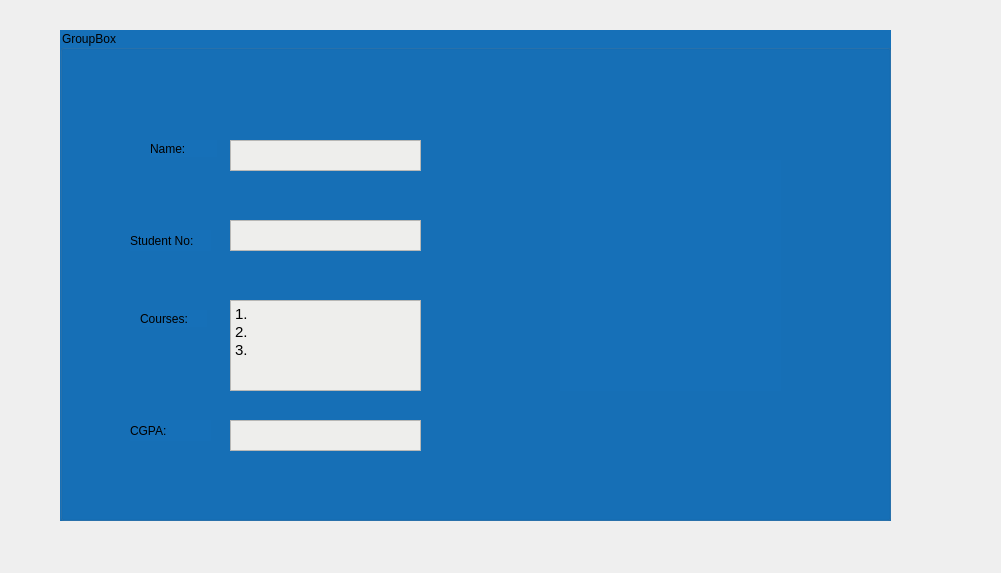
ahmadqasembader/DBMS-project, file student.ui: the form before one commit.
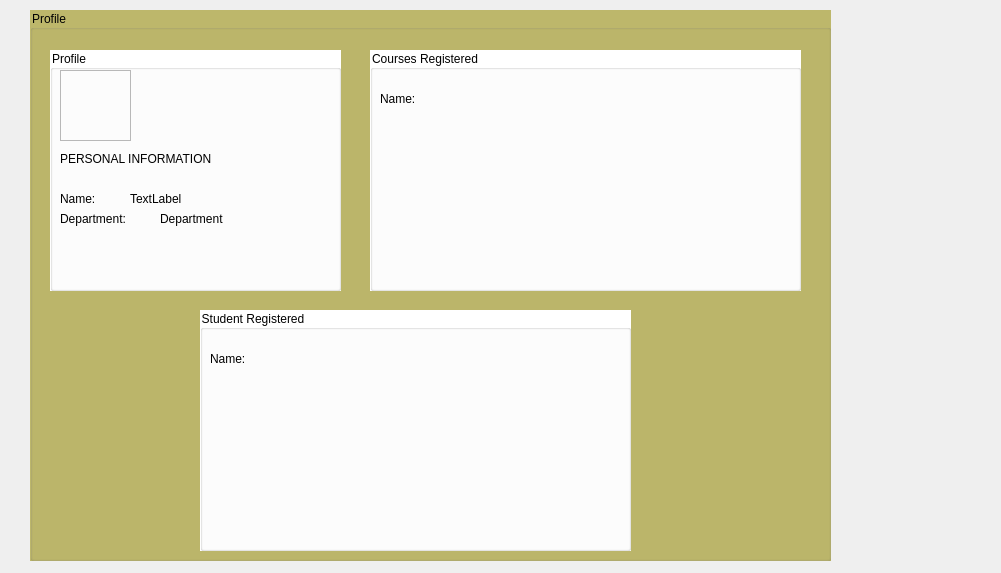
The form after the commit. Icons and pictures are not drawn.

The edit to the form file:
```diff
--- a/student.ui
+++ b/student.ui
@@ -13,150 +13,817 @@
   <property name="windowTitle">
    <string>Dialog</string>
   </property>
-  <widget class="QGroupBox" name="groupBox">
+  <widget class="QGroupBox" name="studentprofile">
    <property name="geometry">
     <rect>
-     <x>60</x>
-     <y>30</y>
-     <width>831</width>
-     <height>491</height>
+     <x>30</x>
+     <y>10</y>
+     <width>801</width>
+     <height>551</height>
     </rect>
    </property>
    <property name="styleSheet">
-    <string notr="true">background-color: rgb(22, 112, 184);</string>
+    <string notr="true">#studentprofile{
+	background-color: rgb(189,183,107)
+}
+</string>
    </property>
    <property name="title">
-    <string>GroupBox</string>
+    <string>Profile</string>
    </property>
-   <widget class="QLabel" name="label_4">
+   <widget class="QGroupBox" name="instructorprofile">
     <property name="geometry">
      <rect>
-      <x>70</x>
-      <y>390</y>
-      <width>81</width>
-      <height>21</height>
+      <x>20</x>
+      <y>40</y>
+      <width>291</width>
+      <height>241</height>
      </rect>
     </property>
-    <property name="text">
-     <string>CGPA:</string>
+    <property name="palette">
+     <palette>
+      <active>
+       <colorrole role="WindowText">
+        <brush brushstyle="SolidPattern">
+         <color alpha="255">
+          <red>0</red>
+          <green>0</green>
+          <blue>0</blue>
+         </color>
+        </brush>
+       </colorrole>
+      </active>
+      <inactive>
+       <colorrole role="WindowText">
+        <brush brushstyle="SolidPattern">
+         <color alpha="255">
+          <red>0</red>
+          <green>0</green>
+          <blue>0</blue>
+         </color>
+        </brush>
+       </colorrole>
+      </inactive>
+      <disabled>
+       <colorrole role="WindowText">
+        <brush brushstyle="SolidPattern">
+         <color alpha="255">
+          <red>190</red>
+          <green>190</green>
+          <blue>190</blue>
+         </color>
+        </brush>
+       </colorrole>
+      </disabled>
+     </palette>
     </property>
-   </widget>
-   <widget class="QTextEdit" name="textEdit_3">
-    <property name="geometry">
-     <rect>
-      <x>170</x>
-      <y>270</y>
-      <width>191</width>
-      <height>91</height>
-     </rect>
-    </property>
     <property name="styleSheet">
-     <string notr="true">background-color: rgb(238, 238, 236);</string>
+     <string notr="true">#instructorprofile{
+	background-color: white
+}</string>
     </property>
-    <property name="html">
-     <string>&lt;!DOCTYPE HTML PUBLIC &quot;-//W3C//DTD HTML 4.0//EN&quot; &quot;http://www.w3.org/TR/REC-html40/strict.dtd&quot;&gt;
-&lt;html&gt;&lt;head&gt;&lt;meta name=&quot;qrichtext&quot; content=&quot;1&quot; /&gt;&lt;meta charset=&quot;utf-8&quot; /&gt;&lt;style type=&quot;text/css&quot;&gt;
-p, li { white-space: pre-wrap; }
-&lt;/style&gt;&lt;/head&gt;&lt;body style=&quot; font-family:'Ubuntu'; font-size:11pt; font-weight:400; font-style:normal;&quot;&gt;
-&lt;p style=&quot; margin-top:0px; margin-bottom:0px; margin-left:0px; margin-right:0px; -qt-block-indent:0; text-indent:0px;&quot;&gt;1.&lt;/p&gt;
-&lt;p style=&quot; margin-top:0px; margin-bottom:0px; margin-left:0px; margin-right:0px; -qt-block-indent:0; text-indent:0px;&quot;&gt;2.&lt;/p&gt;
-&lt;p style=&quot; margin-top:0px; margin-bottom:0px; margin-left:0px; margin-right:0px; -qt-block-indent:0; text-indent:0px;&quot;&gt;3.&lt;/p&gt;
-&lt;p style=&quot;-qt-paragraph-type:empty; margin-top:0px; margin-bottom:0px; margin-left:0px; margin-right:0px; -qt-block-indent:0; text-indent:0px;&quot;&gt;&lt;br /&gt;&lt;/p&gt;&lt;/body&gt;&lt;/html&gt;</string>
+    <property name="title">
+     <string>Profile</string>
     </property>
+    <widget class="QFrame" name="frame">
+     <property name="geometry">
+      <rect>
+       <x>10</x>
+       <y>20</y>
+       <width>71</width>
+       <height>71</height>
+      </rect>
+     </property>
+     <property name="styleSheet">
+      <string notr="true">border-image: url(:/images/images/pp.png);</string>
+     </property>
+     <property name="frameShape">
+      <enum>QFrame::StyledPanel</enum>
+     </property>
+     <property name="frameShadow">
+      <enum>QFrame::Raised</enum>
+     </property>
+    </widget>
+    <widget class="QLabel" name="label">
+     <property name="geometry">
+      <rect>
+       <x>10</x>
+       <y>140</y>
+       <width>51</width>
+       <height>17</height>
+      </rect>
+     </property>
+     <property name="palette">
+      <palette>
+       <active>
+        <colorrole role="WindowText">
+         <brush brushstyle="SolidPattern">
+          <color alpha="255">
+           <red>0</red>
+           <green>0</green>
+           <blue>0</blue>
+          </color>
+         </brush>
+        </colorrole>
+       </active>
+       <inactive>
+        <colorrole role="WindowText">
+         <brush brushstyle="SolidPattern">
+          <color alpha="255">
+           <red>0</red>
+           <green>0</green>
+           <blue>0</blue>
+          </color>
+         </brush>
+        </colorrole>
+       </inactive>
+       <disabled>
+        <colorrole role="WindowText">
+         <brush brushstyle="SolidPattern">
+          <color alpha="96">
+           <red>164</red>
+           <green>166</green>
+           <blue>168</blue>
+          </color>
+         </brush>
+        </colorrole>
+       </disabled>
+      </palette>
+     </property>
+     <property name="text">
+      <string>Name: </string>
+     </property>
+    </widget>
+    <widget class="QLabel" name="label_2">
+     <property name="geometry">
+      <rect>
+       <x>10</x>
+       <y>160</y>
+       <width>91</width>
+       <height>17</height>
+      </rect>
+     </property>
+     <property name="palette">
+      <palette>
+       <active>
+        <colorrole role="WindowText">
+         <brush brushstyle="SolidPattern">
+          <color alpha="255">
+           <red>0</red>
+           <green>0</green>
+           <blue>0</blue>
+          </color>
+         </brush>
+        </colorrole>
+        <colorrole role="Text">
+         <brush brushstyle="SolidPattern">
+          <color alpha="255">
+           <red>0</red>
+           <green>0</green>
+           <blue>0</blue>
+          </color>
+         </brush>
+        </colorrole>
+        <colorrole role="ButtonText">
+         <brush brushstyle="SolidPattern">
+          <color alpha="255">
+           <red>0</red>
+           <green>0</green>
+           <blue>0</blue>
+          </color>
+         </brush>
+        </colorrole>
+        <colorrole role="PlaceholderText">
+         <brush brushstyle="SolidPattern">
+          <color alpha="255">
+           <red>0</red>
+           <green>0</green>
+           <blue>0</blue>
+          </color>
+         </brush>
+        </colorrole>
+       </active>
+       <inactive>
+        <colorrole role="WindowText">
+         <brush brushstyle="SolidPattern">
+          <color alpha="255">
+           <red>0</red>
+           <green>0</green>
+           <blue>0</blue>
+          </color>
+         </brush>
+        </colorrole>
+        <colorrole role="Text">
+         <brush brushstyle="SolidPattern">
+          <color alpha="255">
+           <red>0</red>
+           <green>0</green>
+           <blue>0</blue>
+          </color>
+         </brush>
+        </colorrole>
+        <colorrole role="ButtonText">
+         <brush brushstyle="SolidPattern">
+          <color alpha="255">
+           <red>0</red>
+           <green>0</green>
+           <blue>0</blue>
+          </color>
+         </brush>
+        </colorrole>
+        <colorrole role="PlaceholderText">
+         <brush brushstyle="SolidPattern">
+          <color alpha="255">
+           <red>0</red>
+           <green>0</green>
+           <blue>0</blue>
+          </color>
+         </brush>
+        </colorrole>
+       </inactive>
+       <disabled>
+        <colorrole role="WindowText">
+         <brush brushstyle="SolidPattern">
+          <color alpha="255">
+           <red>0</red>
+           <green>0</green>
+           <blue>0</blue>
+          </color>
+         </brush>
+        </colorrole>
+        <colorrole role="Text">
+         <brush brushstyle="SolidPattern">
+          <color alpha="255">
+           <red>0</red>
+           <green>0</green>
+           <blue>0</blue>
+          </color>
+         </brush>
+        </colorrole>
+        <colorrole role="ButtonText">
+         <brush brushstyle="SolidPattern">
+          <color alpha="255">
+           <red>0</red>
+           <green>0</green>
+           <blue>0</blue>
+          </color>
+         </brush>
+        </colorrole>
+        <colorrole role="PlaceholderText">
+         <brush brushstyle="SolidPattern">
+          <color alpha="255">
+           <red>0</red>
+           <green>0</green>
+           <blue>0</blue>
+          </color>
+         </brush>
+        </colorrole>
+       </disabled>
+      </palette>
+     </property>
+     <property name="styleSheet">
+      <string notr="true">#label_2{
+	color: black
+}</string>
+     </property>
+     <property name="text">
+      <string>Department: </string>
+     </property>
+    </widget>
+    <widget class="QLabel" name="dept_name">
+     <property name="geometry">
+      <rect>
+       <x>110</x>
+       <y>160</y>
+       <width>131</width>
+       <height>17</height>
+      </rect>
+     </property>
+     <property name="text">
+      <string>Department</string>
+     </property>
+    </widget>
+    <widget class="QLabel" name="label_5">
+     <property name="geometry">
+      <rect>
+       <x>10</x>
+       <y>100</y>
+       <width>191</width>
+       <height>17</height>
+      </rect>
+     </property>
+     <property name="palette">
+      <palette>
+       <active>
+        <colorrole role="WindowText">
+         <brush brushstyle="SolidPattern">
+          <color alpha="255">
+           <red>0</red>
+           <green>0</green>
+           <blue>0</blue>
+          </color>
+         </brush>
+        </colorrole>
+        <colorrole role="Text">
+         <brush brushstyle="SolidPattern">
+          <color alpha="255">
+           <red>0</red>
+           <green>0</green>
+           <blue>0</blue>
+          </color>
+         </brush>
+        </colorrole>
+        <colorrole role="ButtonText">
+         <brush brushstyle="SolidPattern">
+          <color alpha="255">
+           <red>0</red>
+           <green>0</green>
+           <blue>0</blue>
+          </color>
+         </brush>
+        </colorrole>
+        <colorrole role="PlaceholderText">
+         <brush brushstyle="NoBrush">
+          <color alpha="128">
+           <red>0</red>
+           <green>0</green>
+           <blue>0</blue>
+          </color>
+         </brush>
+        </colorrole>
+       </active>
+       <inactive>
+        <colorrole role="WindowText">
+         <brush brushstyle="SolidPattern">
+          <color alpha="255">
+           <red>0</red>
+           <green>0</green>
+           <blue>0</blue>
+          </color>
+         </brush>
+        </colorrole>
+        <colorrole role="Text">
+         <brush brushstyle="SolidPattern">
+          <color alpha="255">
+           <red>0</red>
+           <green>0</green>
+           <blue>0</blue>
+          </color>
+         </brush>
+        </colorrole>
+        <colorrole role="ButtonText">
+         <brush brushstyle="SolidPattern">
+          <color alpha="255">
+           <red>0</red>
+           <green>0</green>
+           <blue>0</blue>
+          </color>
+         </brush>
+        </colorrole>
+        <colorrole role="PlaceholderText">
+         <brush brushstyle="NoBrush">
+          <color alpha="128">
+           <red>0</red>
+           <green>0</green>
+           <blue>0</blue>
+          </color>
+         </brush>
+        </colorrole>
+       </inactive>
+       <disabled>
+        <colorrole role="WindowText">
+         <brush brushstyle="SolidPattern">
+          <color alpha="255">
+           <red>0</red>
+           <green>0</green>
+           <blue>0</blue>
+          </color>
+         </brush>
+        </colorrole>
+        <colorrole role="Text">
+         <brush brushstyle="SolidPattern">
+          <color alpha="255">
+           <red>0</red>
+           <green>0</green>
+           <blue>0</blue>
+          </color>
+         </brush>
+        </colorrole>
+        <colorrole role="ButtonText">
+         <brush brushstyle="SolidPattern">
+          <color alpha="255">
+           <red>0</red>
+           <green>0</green>
+           <blue>0</blue>
+          </color>
+         </brush>
+        </colorrole>
+        <colorrole role="PlaceholderText">
+         <brush brushstyle="NoBrush">
+          <color alpha="128">
+           <red>0</red>
+           <green>0</green>
+           <blue>0</blue>
+          </color>
+         </brush>
+        </colorrole>
+       </disabled>
+      </palette>
+     </property>
+     <property name="styleSheet">
+      <string notr="true">#label_2{
+	color: black
+}</string>
+     </property>
+     <property name="text">
+      <string>PERSONAL INFORMATION</string>
+     </property>
+    </widget>
+    <widget class="QLabel" name="std_name">
+     <property name="geometry">
+      <rect>
+       <x>80</x>
+       <y>140</y>
+       <width>67</width>
+       <height>17</height>
+      </rect>
+     </property>
+     <property name="text">
+      <string>TextLabel</string>
+     </property>
+    </widget>
    </widget>
-   <widget class="QLabel" name="label_2">
+   <widget class="QGroupBox" name="studentRegistered">
     <property name="geometry">
      <rect>
-      <x>70</x>
-      <y>200</y>
-      <width>81</width>
-      <height>21</height>
-     </rect>
-    </property>
-    <property name="text">
-     <string>Student No:</string>
-    </property>
-   </widget>
-   <widget class="QLabel" name="label_5">
-    <property name="geometry">
-     <rect>
-      <x>500</x>
-      <y>130</y>
-      <width>221</width>
-      <height>231</height>
-     </rect>
-    </property>
-    <property name="text">
-     <string/>
-    </property>
-    <property name="pixmap">
-     <pixmap>../../../Downloads/eul-logo.png</pixmap>
-    </property>
-   </widget>
-   <widget class="QLabel" name="label">
-    <property name="geometry">
-     <rect>
-      <x>90</x>
-      <y>110</y>
-      <width>67</width>
-      <height>17</height>
-     </rect>
-    </property>
-    <property name="text">
-     <string>Name:</string>
-    </property>
-   </widget>
-   <widget class="QTextEdit" name="textEdit_2">
-    <property name="geometry">
-     <rect>
       <x>170</x>
-      <y>190</y>
-      <width>191</width>
-      <height>31</height>
+      <y>300</y>
+      <width>431</width>
+      <height>241</height>
      </rect>
     </property>
-    <property name="styleSheet">
-     <string notr="true">background-color: rgb(238, 238, 236);</string>
+    <property name="palette">
+     <palette>
+      <active>
+       <colorrole role="WindowText">
+        <brush brushstyle="SolidPattern">
+         <color alpha="255">
+          <red>0</red>
+          <green>0</green>
+          <blue>0</blue>
+         </color>
+        </brush>
+       </colorrole>
+       <colorrole role="Button">
+        <brush brushstyle="SolidPattern">
+         <color alpha="255">
+          <red>255</red>
+          <green>255</green>
+          <blue>255</blue>
+         </color>
+        </brush>
+       </colorrole>
+       <colorrole role="Base">
+        <brush brushstyle="SolidPattern">
+         <color alpha="255">
+          <red>255</red>
+          <green>255</green>
+          <blue>255</blue>
+         </color>
+        </brush>
+       </colorrole>
+       <colorrole role="Window">
+        <brush brushstyle="SolidPattern">
+         <color alpha="255">
+          <red>255</red>
+          <green>255</green>
+          <blue>255</blue>
+         </color>
+        </brush>
+       </colorrole>
+      </active>
+      <inactive>
+       <colorrole role="WindowText">
+        <brush brushstyle="SolidPattern">
+         <color alpha="255">
+          <red>0</red>
+          <green>0</green>
+          <blue>0</blue>
+         </color>
+        </brush>
+       </colorrole>
+       <colorrole role="Button">
+        <brush brushstyle="SolidPattern">
+         <color alpha="255">
+          <red>255</red>
+          <green>255</green>
+          <blue>255</blue>
+         </color>
+        </brush>
+       </colorrole>
+       <colorrole role="Base">
+        <brush brushstyle="SolidPattern">
+         <color alpha="255">
+          <red>255</red>
+          <green>255</green>
+          <blue>255</blue>
+         </color>
+        </brush>
+       </colorrole>
+       <colorrole role="Window">
+        <brush brushstyle="SolidPattern">
+         <color alpha="255">
+          <red>255</red>
+          <green>255</green>
+          <blue>255</blue>
+         </color>
+        </brush>
+       </colorrole>
+      </inactive>
+      <disabled>
+       <colorrole role="WindowText">
+        <brush brushstyle="SolidPattern">
+         <color alpha="255">
+          <red>190</red>
+          <green>190</green>
+          <blue>190</blue>
+         </color>
+        </brush>
+       </colorrole>
+       <colorrole role="Button">
+        <brush brushstyle="SolidPattern">
+         <color alpha="255">
+          <red>255</red>
+          <green>255</green>
+          <blue>255</blue>
+         </color>
+        </brush>
+       </colorrole>
+       <colorrole role="Base">
+        <brush brushstyle="SolidPattern">
+         <color alpha="255">
+          <red>255</red>
+          <green>255</green>
+          <blue>255</blue>
+         </color>
+        </brush>
+       </colorrole>
+       <colorrole role="Window">
+        <brush brushstyle="SolidPattern">
+         <color alpha="255">
+          <red>255</red>
+          <green>255</green>
+          <blue>255</blue>
+         </color>
+        </brush>
+       </colorrole>
+      </disabled>
+     </palette>
     </property>
-   </widget>
-   <widget class="QTextEdit" name="textEdit_4">
-    <property name="geometry">
-     <rect>
-      <x>170</x>
-      <y>390</y>
-      <width>191</width>
-      <height>31</height>
-     </rect>
-    </property>
     <property name="styleSheet">
-     <string notr="true">background-color: rgb(238, 238, 236);</string>
+     <string notr="true">#studentRegistered{
+	background-color: white
+}</string>
     </property>
-   </widget>
-   <widget class="QLabel" name="label_3">
-    <property name="geometry">
-     <rect>
-      <x>80</x>
-      <y>280</y>
-      <width>67</width>
-      <height>17</height>
-     </rect>
+    <property name="title">
+     <string>Student Registered</string>
     </property>
-    <property name="text">
-     <string>Courses:</string>
-    </property>
+    <widget class="QLabel" name="label_22">
+     <property name="geometry">
+      <rect>
+       <x>10</x>
+       <y>40</y>
+       <width>67</width>
+       <height>17</height>
+      </rect>
+     </property>
+     <property name="palette">
+      <palette>
+       <active>
+        <colorrole role="WindowText">
+         <brush brushstyle="SolidPattern">
+          <color alpha="255">
+           <red>0</red>
+           <green>0</green>
+           <blue>0</blue>
+          </color>
+         </brush>
+        </colorrole>
+       </active>
+       <inactive>
+        <colorrole role="WindowText">
+         <brush brushstyle="SolidPattern">
+          <color alpha="255">
+           <red>0</red>
+           <green>0</green>
+           <blue>0</blue>
+          </color>
+         </brush>
+        </colorrole>
+       </inactive>
+       <disabled>
+        <colorrole role="WindowText">
+         <brush brushstyle="SolidPattern">
+          <color alpha="96">
+           <red>164</red>
+           <green>166</green>
+           <blue>168</blue>
+          </color>
+         </brush>
+        </colorrole>
+       </disabled>
+      </palette>
+     </property>
+     <property name="text">
+      <string>Name: </string>
+     </property>
+    </widget>
    </widget>
-   <widget class="QTextEdit" name="textEdit">
+   <widget class="QGroupBox" name="courses_assigned">
     <property name="geometry">
      <rect>
-      <x>170</x>
-      <y>110</y>
-      <width>191</width>
-      <height>31</height>
+      <x>340</x>
+      <y>40</y>
+      <width>431</width>
+      <height>241</height>
      </rect>
     </property>
+    <property name="palette">
+     <palette>
+      <active>
+       <colorrole role="WindowText">
+        <brush brushstyle="SolidPattern">
+         <color alpha="255">
+          <red>0</red>
+          <green>0</green>
+          <blue>0</blue>
+         </color>
+        </brush>
+       </colorrole>
+       <colorrole role="Button">
+        <brush brushstyle="SolidPattern">
+         <color alpha="255">
+          <red>255</red>
+          <green>255</green>
+          <blue>255</blue>
+         </color>
+        </brush>
+       </colorrole>
+       <colorrole role="Base">
+        <brush brushstyle="SolidPattern">
+         <color alpha="255">
+          <red>255</red>
+          <green>255</green>
+          <blue>255</blue>
+         </color>
+        </brush>
+       </colorrole>
+       <colorrole role="Window">
+        <brush brushstyle="SolidPattern">
+         <color alpha="255">
+          <red>255</red>
+          <green>255</green>
+          <blue>255</blue>
+         </color>
+        </brush>
+       </colorrole>
+      </active>
+      <inactive>
+       <colorrole role="WindowText">
+        <brush brushstyle="SolidPattern">
+         <color alpha="255">
+          <red>0</red>
+          <green>0</green>
+          <blue>0</blue>
+         </color>
+        </brush>
+       </colorrole>
+       <colorrole role="Button">
+        <brush brushstyle="SolidPattern">
+         <color alpha="255">
+          <red>255</red>
+          <green>255</green>
+          <blue>255</blue>
+         </color>
+        </brush>
+       </colorrole>
+       <colorrole role="Base">
+        <brush brushstyle="SolidPattern">
+         <color alpha="255">
+          <red>255</red>
+          <green>255</green>
+          <blue>255</blue>
+         </color>
+        </brush>
+       </colorrole>
+       <colorrole role="Window">
+        <brush brushstyle="SolidPattern">
+         <color alpha="255">
+          <red>255</red>
+          <green>255</green>
+          <blue>255</blue>
+         </color>
+        </brush>
+       </colorrole>
+      </inactive>
+      <disabled>
+       <colorrole role="WindowText">
+        <brush brushstyle="SolidPattern">
+         <color alpha="255">
+          <red>190</red>
+          <green>190</green>
+          <blue>190</blue>
+         </color>
+        </brush>
+       </colorrole>
+       <colorrole role="Button">
+        <brush brushstyle="SolidPattern">
+         <color alpha="255">
+          <red>255</red>
+          <green>255</green>
+          <blue>255</blue>
+         </color>
+        </brush>
+       </colorrole>
+       <colorrole role="Base">
+        <brush brushstyle="SolidPattern">
+         <color alpha="255">
+          <red>255</red>
+          <green>255</green>
+          <blue>255</blue>
+         </color>
+        </brush>
+       </colorrole>
+       <colorrole role="Window">
+        <brush brushstyle="SolidPattern">
+         <color alpha="255">
+          <red>255</red>
+          <green>255</green>
+          <blue>255</blue>
+         </color>
+        </brush>
+       </colorrole>
+      </disabled>
+     </palette>
+    </property>
     <property name="styleSheet">
-     <string notr="true">background-color: rgb(238, 238, 236);</string>
+     <string notr="true">#courses_assigned{
+	background-color: white
+}</string>
     </property>
+    <property name="title">
+     <string>Courses Registered</string>
+    </property>
+    <widget class="QLabel" name="label_21">
+     <property name="geometry">
+      <rect>
+       <x>10</x>
+       <y>40</y>
+       <width>67</width>
+       <height>17</height>
+      </rect>
+     </property>
+     <property name="palette">
+      <palette>
+       <active>
+        <colorrole role="WindowText">
+         <brush brushstyle="SolidPattern">
+          <color alpha="255">
+           <red>0</red>
+           <green>0</green>
+           <blue>0</blue>
+          </color>
+         </brush>
+        </colorrole>
+       </active>
+       <inactive>
+        <colorrole role="WindowText">
+         <brush brushstyle="SolidPattern">
+          <color alpha="255">
+           <red>0</red>
+           <green>0</green>
+           <blue>0</blue>
+          </color>
+         </brush>
+        </colorrole>
+       </inactive>
+       <disabled>
+        <colorrole role="WindowText">
+         <brush brushstyle="SolidPattern">
+          <color alpha="96">
+           <red>164</red>
+           <green>166</green>
+           <blue>168</blue>
+          </color>
+         </brush>
+        </colorrole>
+       </disabled>
+      </palette>
+     </property>
+     <property name="text">
+      <string>Name: </string>
+     </property>
+    </widget>
    </widget>
   </widget>
  </widget>
```
